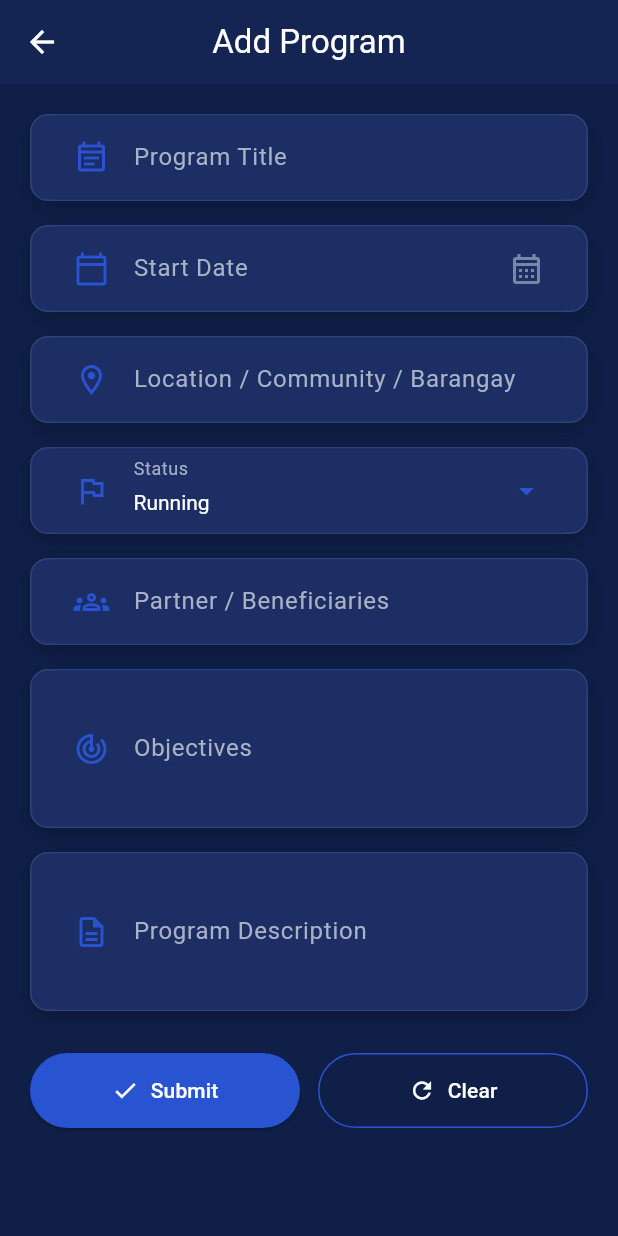
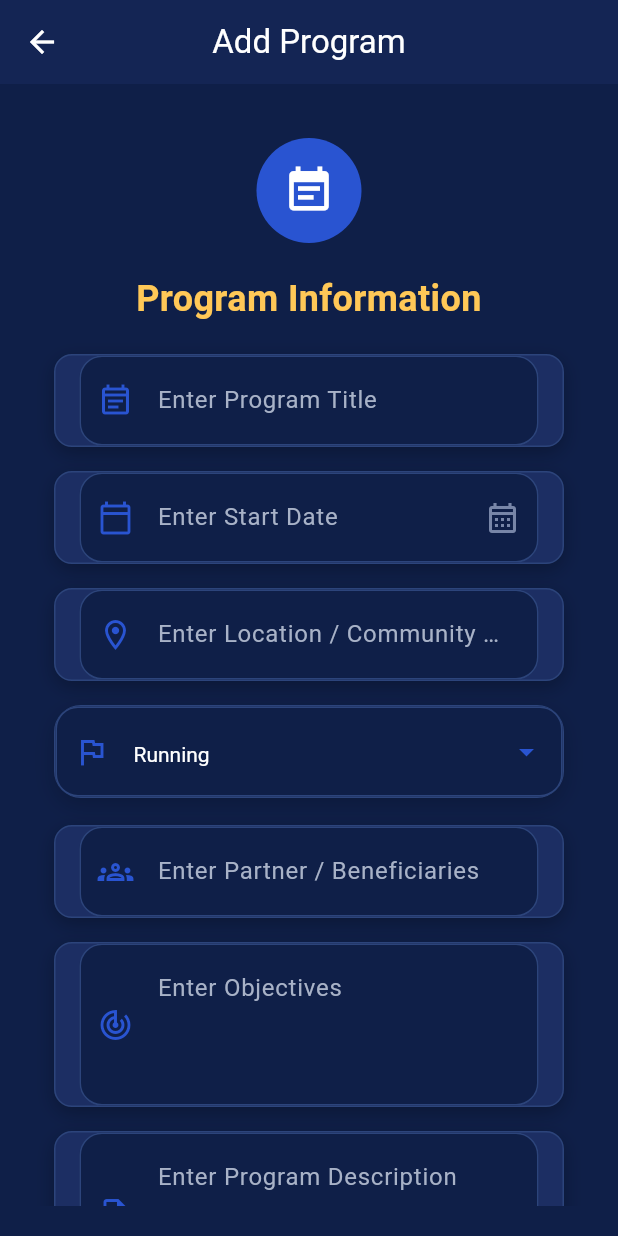
Before and after one commit to celynyzavel/cicsextension_offiice, a Flutter app: the RecordsFormPage screen opened directly, after a tap on "Add Program", on a phone screen of 412 x 824 dp. Run offline on Flutter 3.47's test engine with Material 3 defaults, Android fonts, the phone set to English and light mode, and no system bars; network calls fail; Roboto replaces fonts that are missing (Poppins).

Commit message:
Update record_form.dart

```diff
--- a/lib/widgets/record_form.dart
+++ b/lib/widgets/record_form.dart
@@ -182,14 +182,20 @@ class _RecordFormState extends State<RecordForm> {
         ),
         title: Row(
   children: [
-            const Icon(Icons.check_circle, color: kPrimary),
+    const Icon(
+      Icons.check_circle,
+      color: kPrimary,
+    ),
     const SizedBox(width: 8),
     Text(
-              '${widget.recordLabel} Saved',
-              style: const TextStyle(color: kWhite),
+      "${widget.recordLabel} Saved",
+      style: const TextStyle(
+        color: kWhite,
+      ),
     ),
   ],
 ),
+
 content: Column(
           mainAxisSize: MainAxisSize.min,
           crossAxisAlignment: CrossAxisAlignment.start,
@@ -224,17 +230,80 @@ class _RecordFormState extends State<RecordForm> {
     final f = widget.fields[i];
 
     InputDecoration deco({Widget? suffixIcon}) => InputDecoration(
-          labelText: f.label,
-          labelStyle: const TextStyle(color: kTextSecondary),
-          prefixIcon: Icon(f.icon, color: kPrimary),
+      hintText: "Enter ${f.label}",
+      hintStyle: const TextStyle(
+        color: kTextSecondary,
+      ),
+
+      prefixIcon: Icon(
+        f.icon,
+        color: kPrimary,
+      ),
+
       suffixIcon: suffixIcon,
-          border: InputBorder.none,
+
       filled: true,
-          fillColor: kCard,
+      fillColor: kBackground,
+
+      contentPadding: const EdgeInsets.symmetric(
+        horizontal: 20,
+        vertical: 18,
+      ),
+
+      border: OutlineInputBorder(
+        borderRadius: BorderRadius.circular(15),
+        borderSide: BorderSide.none,
+      ),
+
+      enabledBorder: OutlineInputBorder(
+        borderRadius: BorderRadius.circular(15),
+        borderSide: const BorderSide(
+          color: kCardBorder,
+        ),
+      ),
+
+      focusedBorder: OutlineInputBorder(
+        borderRadius: BorderRadius.circular(15),
+        borderSide: const BorderSide(
+          color: kPrimary,
+          width: 2,
+        ),
+      ),
+
+      errorBorder: OutlineInputBorder(
+        borderRadius: BorderRadius.circular(15),
+        borderSide: const BorderSide(
+          color: Colors.red,
+        ),
+      ),
+
+      focusedErrorBorder: OutlineInputBorder(
+        borderRadius: BorderRadius.circular(15),
+        borderSide: const BorderSide(
+          color: Colors.red,
+          width: 2,
+        ),
+      ),
     );
 
     if (f.type == FieldType.dropdown) {
-      return cardBox(
+      return AnimatedContainer(
+  duration: const Duration(milliseconds: 250),
+  margin: const EdgeInsets.only(bottom: 18),
+  decoration: BoxDecoration(
+    color: kCard,
+    borderRadius: BorderRadius.circular(18),
+    border: Border.all(
+      color: kCardBorder,
+    ),
+    boxShadow: [
+      BoxShadow(
+        color: Colors.black.withOpacity(.18),
+        blurRadius: 12,
+        offset: const Offset(0, 5),
+      ),
+    ],
+  ),
         child: DropdownButtonFormField<String>(
           value: _controllers[i].text.isEmpty ? null : _controllers[i].text,
           dropdownColor: kCard,
@@ -291,29 +360,71 @@ class _RecordFormState extends State<RecordForm> {
   return Form(
     key: _formKey,
     child: ListView(
+      padding: const EdgeInsets.all(16),
       children: [
-          for (var i = 0; i < widget.fields.length; i++) _buildField(i),
-          const SizedBox(height: 12),
-          Row(
-            children: [
-              Expanded(
+        Center(
+          child: CircleAvatar(
+            radius: 35,
+            backgroundColor: kPrimary,
+            child: Icon(
+              widget.recordLabel == "Program"
+                  ? Icons.event_note
+                  : widget.recordLabel == "Project"
+                      ? Icons.folder
+                      : Icons.bolt,
+              color: kWhite,
+              size: 35,
+            ),
+          ),
+        ),
+
+        const SizedBox(height: 20),
+
+        Text(
+          "${widget.recordLabel} Information",
+          textAlign: TextAlign.center,
+          style: const TextStyle(
+            color: kGold,
+            fontSize: 24,
+            fontWeight: FontWeight.bold,
+          ),
+        ),
+
+        const SizedBox(height: 20),
+
+        for (var i = 0; i < widget.fields.length; i++)
+          _buildField(i),
+
+        const SizedBox(height: 30),
+
+        SizedBox(
+          width: double.infinity,
+          height: 55,
           child: ElevatedButton.icon(
             onPressed: _submit,
-                  icon: const Icon(Icons.check),
-                  label: const Text('Submit'),
-                  style: ElevatedButton.styleFrom(backgroundColor: kPrimary, foregroundColor: kWhite, padding: const EdgeInsets.symmetric(vertical: 15)),
+            icon: const Icon(Icons.save),
+            label: const Text("Save Record"),
+            style: ElevatedButton.styleFrom(
+              backgroundColor: kPrimary,
+              foregroundColor: kWhite,
             ),
           ),
-              const SizedBox(width: 12),
-              Expanded(
+        ),
+
+        const SizedBox(height: 15),
+
+        SizedBox(
+          width: double.infinity,
+          height: 55,
           child: OutlinedButton.icon(
             onPressed: _clear,
-                  icon: const Icon(Icons.refresh, color: kWhite),
-                  label: const Text('Clear', style: TextStyle(color: kWhite)),
-                  style: OutlinedButton.styleFrom(side: const BorderSide(color: kPrimary), padding: const EdgeInsets.symmetric(vertical: 15)),
+            icon: const Icon(Icons.refresh),
+            label: const Text("Clear Form"),
+            style: OutlinedButton.styleFrom(
+              foregroundColor: kWhite,
+              side: const BorderSide(color: kPrimary),
             ),
           ),
-            ],
         ),
       ],
     ),
```
Lines whose indentation alone changed are shown as unchanged.
